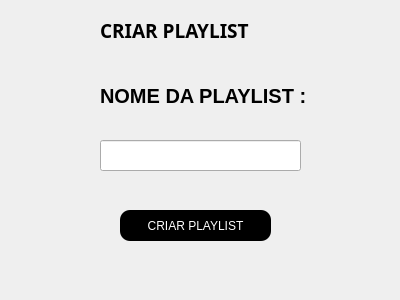
This is Designs/criarPlaylist.ui in PabloCarnauba/Spoti-Ninho-V2 as Qt 5 draws it before an edit. The edited form follows.
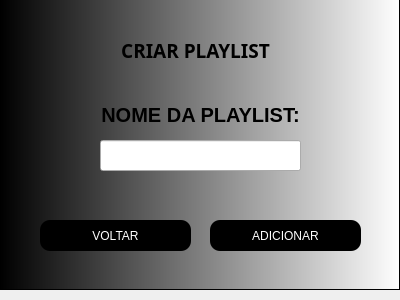
This is the edited form.

What changed in the file:
```diff
--- a/Designs/criarPlaylist.ui
+++ b/Designs/criarPlaylist.ui
@@ -17,7 +17,7 @@
    <property name="geometry">
     <rect>
      <x>100</x>
-     <y>10</y>
+     <y>30</y>
      <width>191</width>
      <height>41</height>
     </rect>
@@ -33,14 +33,14 @@
     <string notr="true">Color rgb(255, 255, 255)</string>
    </property>
    <property name="text">
-    <string>CRIAR PLAYLIST</string>
+    <string>&lt;html&gt;&lt;head/&gt;&lt;body&gt;&lt;p align=&quot;center&quot;&gt;CRIAR PLAYLIST&lt;/p&gt;&lt;/body&gt;&lt;/html&gt;</string>
    </property>
   </widget>
   <widget class="QLabel" name="label">
    <property name="geometry">
     <rect>
-     <x>100</x>
-     <y>80</y>
+     <x>90</x>
+     <y>100</y>
      <width>221</width>
      <height>31</height>
     </rect>
@@ -52,7 +52,7 @@
     </font>
    </property>
    <property name="text">
-    <string>NOME DA PLAYLIST :</string>
+    <string>&lt;html&gt;&lt;head/&gt;&lt;body&gt;&lt;p align=&quot;center&quot;&gt;NOME DA PLAYLIST:&lt;/p&gt;&lt;/body&gt;&lt;/html&gt;</string>
    </property>
   </widget>
   <widget class="QLineEdit" name="lineEdit">
@@ -68,23 +68,94 @@
   <widget class="QPushButton" name="button_escutarPlay">
    <property name="geometry">
     <rect>
-     <x>120</x>
-     <y>210</y>
+     <x>210</x>
+     <y>220</y>
      <width>151</width>
      <height>31</height>
     </rect>
    </property>
    <property name="styleSheet">
-    <string notr="true">color: white;
-background-color: rgb(0, 0, 0);
-border-radius: 10px;
+    <string notr="true">QPushButton {
+    background-color: black;
+    color: white;
+    border-radius: 10px;
+}
+
+QPushButton:pressed {
+    background-color: grey;
+}
 
 </string>
    </property>
    <property name="text">
-    <string>CRIAR PLAYLIST</string>
+    <string>ADICIONAR</string>
    </property>
   </widget>
+  <widget class="QPushButton" name="backButton_4">
+   <property name="geometry">
+    <rect>
+     <x>40</x>
+     <y>220</y>
+     <width>151</width>
+     <height>31</height>
+    </rect>
+   </property>
+   <property name="whatsThis">
+    <string>&lt;html&gt;&lt;head/&gt;&lt;body&gt;&lt;p&gt;&lt;span style=&quot; font-weight:700;&quot;&gt;Voltar&lt;/span&gt;&lt;/p&gt;&lt;/body&gt;&lt;/html&gt;</string>
+   </property>
+   <property name="styleSheet">
+    <string notr="true">
+QPushButton {
+    background-color: black;
+    color: white;
+    border-radius: 10px;
+}
+
+QPushButton:pressed {
+    background-color: grey;
+}</string>
+   </property>
+   <property name="text">
+    <string>VOLTAR</string>
+   </property>
+  </widget>
+  <widget class="QFrame" name="frame">
+   <property name="geometry">
+    <rect>
+     <x>0</x>
+     <y>-10</y>
+     <width>400</width>
+     <height>300</height>
+    </rect>
+   </property>
+   <property name="minimumSize">
+    <size>
+     <width>400</width>
+     <height>300</height>
+    </size>
+   </property>
+   <property name="maximumSize">
+    <size>
+     <width>400</width>
+     <height>300</height>
+    </size>
+   </property>
+   <property name="styleSheet">
+    <string notr="true">background: qlineargradient(spread:pad, x1:0, y1:0, x2:1, y2:0, stop:0 rgba(0, 0, 0, 255), stop:1 rgba(255, 255, 255, 255))</string>
+   </property>
+   <property name="frameShape">
+    <enum>QFrame::StyledPanel</enum>
+   </property>
+   <property name="frameShadow">
+    <enum>QFrame::Raised</enum>
+   </property>
+  </widget>
+  <zorder>frame</zorder>
+  <zorder>rotuloMenuInicial</zorder>
+  <zorder>label</zorder>
+  <zorder>lineEdit</zorder>
+  <zorder>button_escutarPlay</zorder>
+  <zorder>backButton_4</zorder>
  </widget>
  <resources/>
  <connections/>
```
